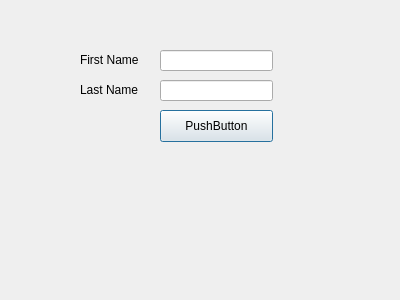
This is photosorter.ui in skgage/comp_vision19 as Qt 5 draws it before an edit. The edited form follows.
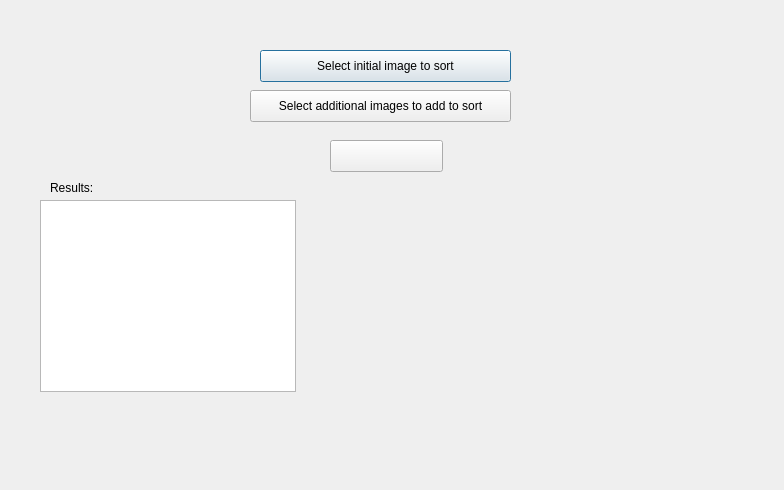
This is the edited form.

Commit message: latest photosorter interface

What changed in the file:
```diff
--- a/photosorter.ui
+++ b/photosorter.ui
@@ -6,79 +6,69 @@
    <rect>
     <x>0</x>
     <y>0</y>
-    <width>400</width>
-    <height>300</height>
+    <width>784</width>
+    <height>490</height>
    </rect>
   </property>
   <property name="windowTitle">
    <string>Dialog</string>
   </property>
-  <widget class="QPushButton" name="pushButton">
+  <widget class="QPushButton" name="pushButton1">
    <property name="geometry">
     <rect>
-     <x>160</x>
-     <y>110</y>
-     <width>113</width>
+     <x>260</x>
+     <y>50</y>
+     <width>251</width>
      <height>32</height>
     </rect>
    </property>
    <property name="text">
-    <string>PushButton</string>
+    <string>Select initial image to sort</string>
    </property>
   </widget>
-  <widget class="QLabel" name="label">
-   <property name="geometry">
-    <rect>
-     <x>80</x>
-     <y>50</y>
-     <width>91</width>
-     <height>20</height>
-    </rect>
-   </property>
-   <property name="text">
-    <string>First Name</string>
-   </property>
-  </widget>
-  <widget class="QLabel" name="label_2">
-   <property name="geometry">
-    <rect>
-     <x>80</x>
-     <y>80</y>
-     <width>91</width>
-     <height>20</height>
-    </rect>
-   </property>
-   <property name="text">
-    <string>Last Name</string>
-   </property>
-  </widget>
-  <widget class="QLineEdit" name="lineEdit1">
-   <property name="geometry">
-    <rect>
-     <x>160</x>
-     <y>50</y>
-     <width>113</width>
-     <height>21</height>
-    </rect>
-   </property>
-  </widget>
-  <widget class="QLineEdit" name="lineEdit2">
-   <property name="geometry">
-    <rect>
-     <x>160</x>
-     <y>80</y>
-     <width>113</width>
-     <height>21</height>
-    </rect>
-   </property>
-  </widget>
-  <widget class="QLabel" name="label1">
+  <widget class="QListWidget" name="listWidget">
    <property name="geometry">
     <rect>
      <x>40</x>
-     <y>160</y>
-     <width>331</width>
-     <height>111</height>
+     <y>200</y>
+     <width>256</width>
+     <height>192</height>
+    </rect>
+   </property>
+  </widget>
+  <widget class="QPushButton" name="pushButton2">
+   <property name="geometry">
+    <rect>
+     <x>250</x>
+     <y>90</y>
+     <width>261</width>
+     <height>32</height>
+    </rect>
+   </property>
+   <property name="text">
+    <string>Select additional images to add to sort</string>
+   </property>
+  </widget>
+  <widget class="QLabel" name="label1">
+   <property name="geometry">
+    <rect>
+     <x>50</x>
+     <y>180</y>
+     <width>91</width>
+     <height>16</height>
+    </rect>
+   </property>
+   <property name="text">
+    <string>Results:</string>
+   </property>
+  </widget>
+  <widget class="QPushButton" name="pushButton">
+   <property name="geometry">
+    <rect>
+     <x>330</x>
+     <y>140</y>
+     <width>113</width>
+     <height>32</height>
     </rect>
    </property>
    <property name="text">
```
